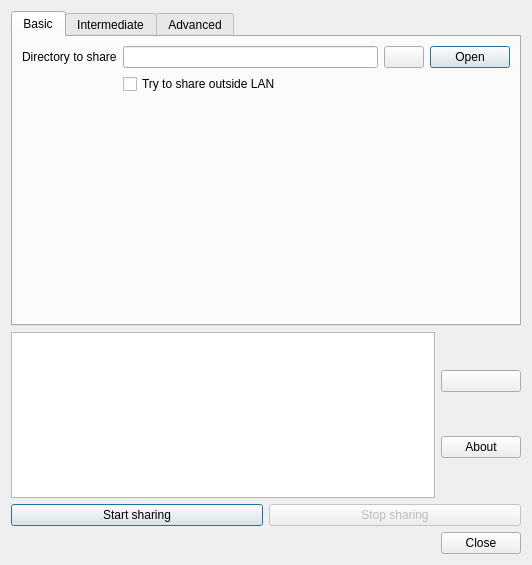
ltworf/weborf, file qweborf/qweborf/main.ui: the form before one commit.
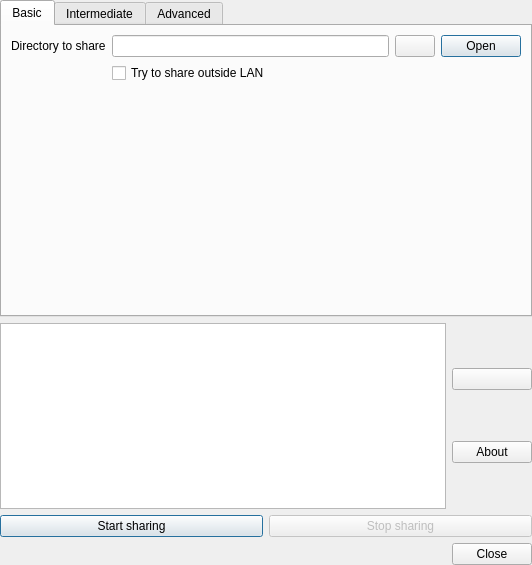
The form after the commit. Icons and pictures are not drawn.

Commit message: Remove margins in qweborf

```diff
--- a/qweborf/qweborf/main.ui
+++ b/qweborf/qweborf/main.ui
@@ -14,6 +14,18 @@
    <string>QWeborf</string>
   </property>
   <layout class="QVBoxLayout" name="verticalLayout_2">
+   <property name="leftMargin">
+    <number>0</number>
+   </property>
+   <property name="topMargin">
+    <number>0</number>
+   </property>
+   <property name="rightMargin">
+    <number>0</number>
+   </property>
+   <property name="bottomMargin">
+    <number>0</number>
+   </property>
    <item>
     <widget class="QTabWidget" name="tabWidget">
      <property name="currentIndex">
```
